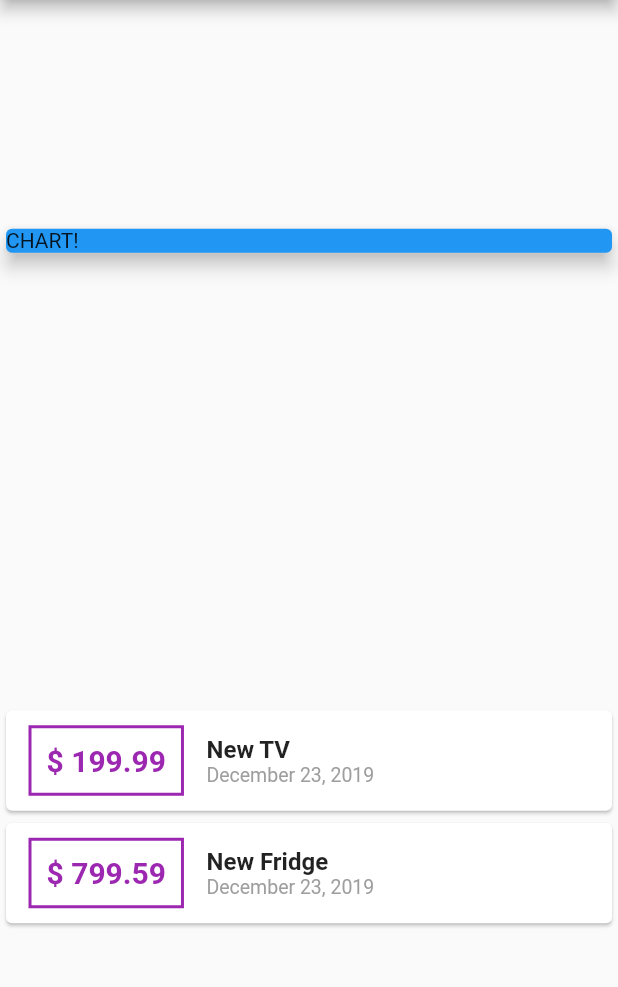
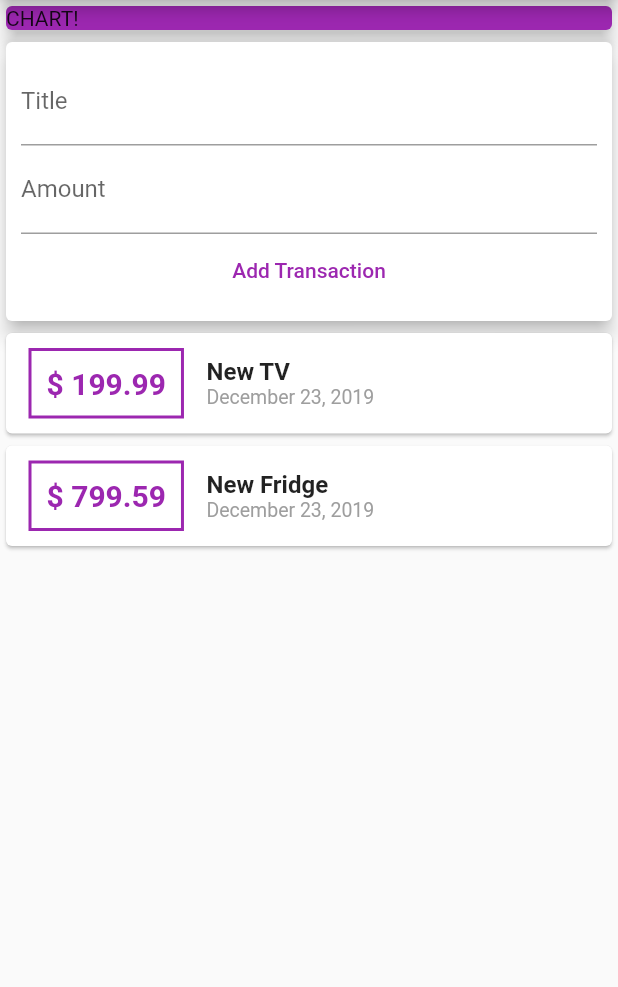
Before and after one commit to gm1357/flutter_personal_expenses, a Flutter app: the screen it shows after launch, on a phone screen of 412 x 824 dp, the part 84-1071 px from its top. Run offline on Flutter 3.47's test engine with Material 2 defaults, Android fonts, the phone set to English and light mode, and no system bars.

Commit message:
Adicionado textFields

```diff
--- a/lib/main.dart
+++ b/lib/main.dart
@@ -30,6 +30,8 @@ class MyHomePage extends StatelessWidget {
       date: DateTime.now(),
     ),
   ];
+  final titleController = TextEditingController();
+  final amountController = TextEditingController();
 
   @override
   Widget build(BuildContext context) {
@@ -38,15 +40,41 @@ class MyHomePage extends StatelessWidget {
         title: Text('Personal Expenses Manager'),
       ),
       body: Column(
-        mainAxisAlignment: MainAxisAlignment.spaceAround,
         crossAxisAlignment: CrossAxisAlignment.stretch,
         children: <Widget>[
           Container(
             width: double.infinity,
             child: Card(
-              color: Colors.blue,
+              color: Colors.purple,
               child: Text('CHART!'),
               elevation: 5,
+            ),
+          ),
+          Card(
+            elevation: 5,
+            child: Container(
+              padding: EdgeInsets.all(10),
+              child: Column(
+                children: <Widget>[
+                  TextField(
+                    controller: titleController,
+                    decoration: InputDecoration(
+                      labelText: 'Title',
+                    ),
+                  ),
+                  TextField(
+                    controller: amountController,
+                    decoration: InputDecoration(
+                      labelText: 'Amount',
+                    ),
+                  ),
+                  FlatButton(
+                    textColor: Colors.purple,
+                    child: Text('Add Transaction'),
+                    onPressed: () {},
+                  ),
+                ],
+              ),
             ),
           ),
           Column(
```
